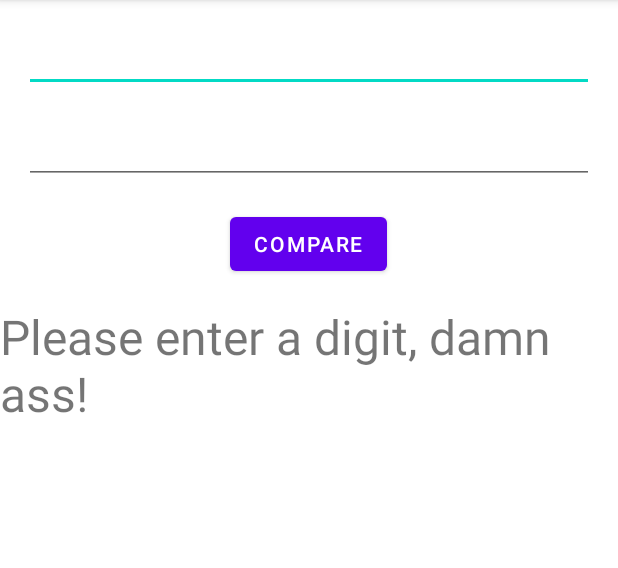
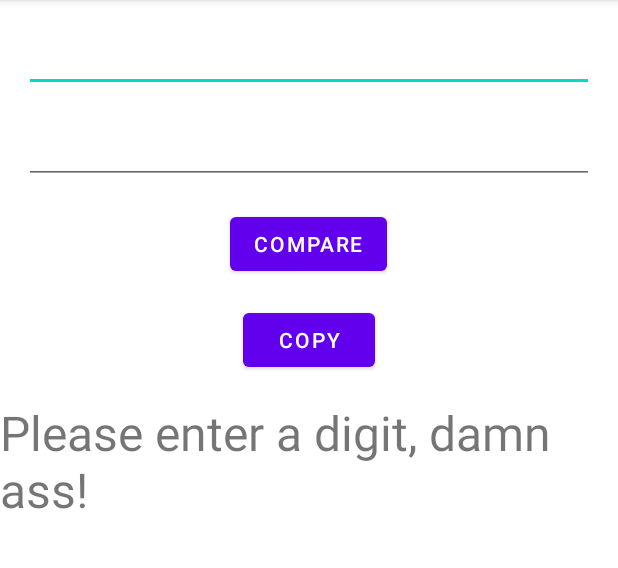
Before and after one commit to lavsam-dev/MyJavaToKotlin, an Android app: the screen it shows after launch (MainActivity), after a tap on "COMPARE", on a phone screen of 412 x 824 dp, the part 84-652 px from its top. Run offline under Robolectric (Android 15) with nearby library versions, the phone set to English and light mode, and no system bars.

Commit message:
создали item layouts

```diff
--- a/app/src/main/res/layout/activity_digit_cheker.xml
+++ b/app/src/main/res/layout/activity_digit_cheker.xml
@@ -3,6 +3,7 @@
     xmlns:tools="http://schemas.android.com/tools"
     android:layout_width="match_parent"
     android:layout_height="match_parent"
+    xmlns:app="http://schemas.android.com/apk/res-auto"
     android:orientation="vertical">
 
     <EditText
@@ -28,7 +29,15 @@
         android:layout_height="wrap_content"
         android:layout_gravity="center"
         android:layout_marginTop="16dp"
-        android:text="Compare" />
+        android:text="@string/compare" />
+
+    <Button
+        android:id="@+id/btn_copy"
+        android:layout_width="wrap_content"
+        android:layout_height="wrap_content"
+        android:layout_gravity="center"
+        android:layout_marginTop="16dp"
+        android:text="@string/copy" />
 
     <TextView
         android:id="@+id/text_result"
@@ -36,7 +45,13 @@
         android:layout_height="wrap_content"
         android:layout_gravity="center"
         android:layout_marginTop="16dp"
+        android:layout_marginBottom="16dp"
         android:textSize="32sp"
-        tools:text="It's Equals!" />
+        tools:text="@string/equals" />
 
+    <androidx.recyclerview.widget.RecyclerView
+        android:id="@+id/recyclerWeather"
+        android:layout_width="match_parent"
+        android:layout_height="match_parent"
+        app:layoutManager="androidx.recyclerview.widget.LinearLayoutManager"/>
 </LinearLayout>
--- a/app/src/main/res/values/strings.xml
+++ b/app/src/main/res/values/strings.xml
@@ -1,3 +1,6 @@
 <resources>
     <string name="app_name">Java to Kotlin</string>
+    <string name="copy">Copy</string>
+    <string name="compare">Compare</string>
+    <string name="equals">It\'s Equals!</string>
 </resources>
```
Also changed, not shown: app/src/main/res/layout/item.xml (added, +27 -0 lines).
